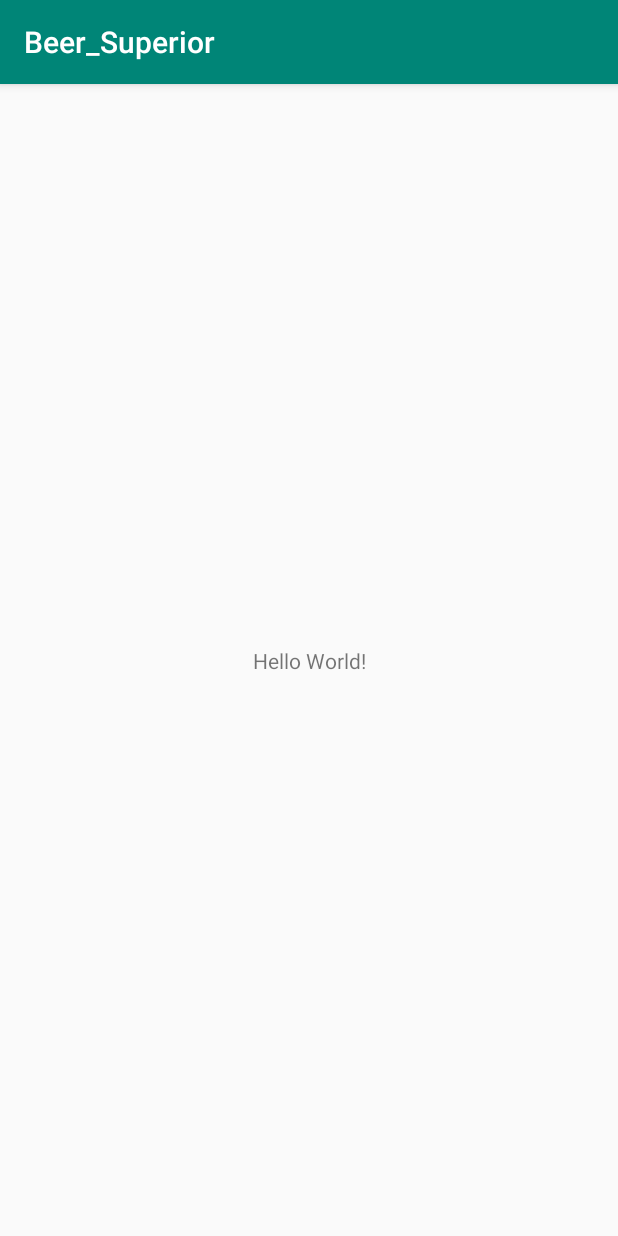
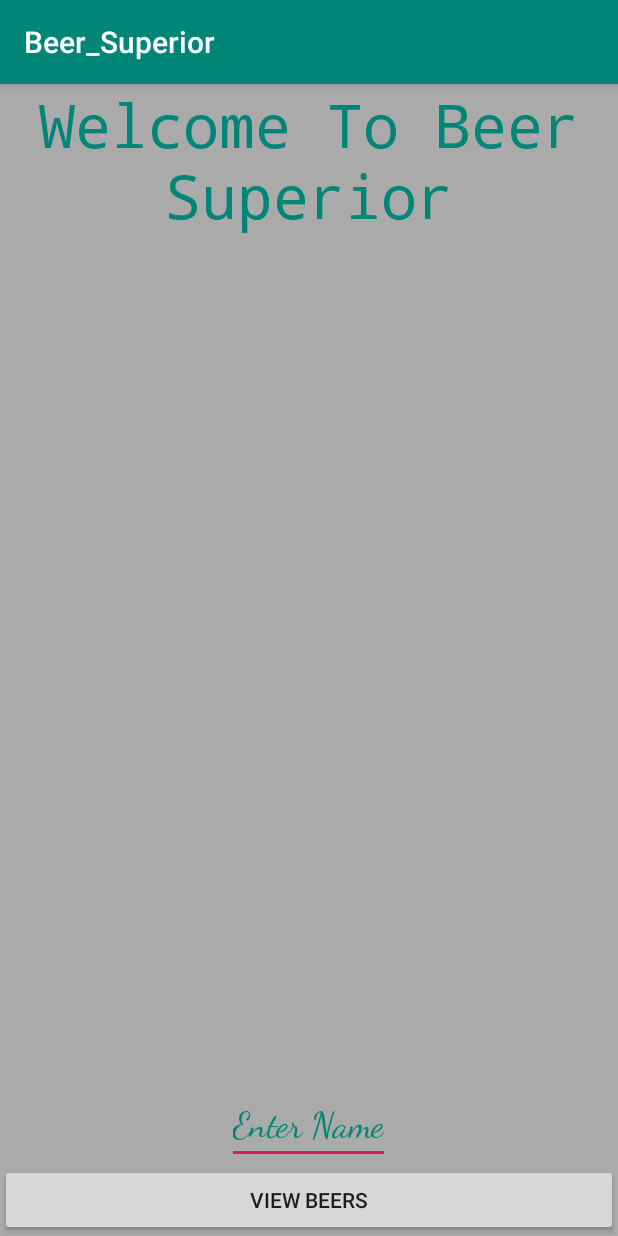
Before and after one commit to DENNINGKEVIN/Beer, an Android app: the screen it shows after launch (MainActivity), on a phone screen of 412 x 824 dp. Run offline under Robolectric (Android 15) with nearby library versions, the phone set to English and light mode, and no system bars; our stand-ins replace ButterKnife.

Commit message:
edit main activity layout

```diff
--- a/app/src/main/res/layout/activity_main.xml
+++ b/app/src/main/res/layout/activity_main.xml
@@ -1,18 +1,54 @@
 <?xml version="1.0" encoding="utf-8"?>
-<androidx.constraintlayout.widget.ConstraintLayout xmlns:android="http://schemas.android.com/apk/res/android"
+
+<RelativeLayout xmlns:android="http://schemas.android.com/apk/res/android"
     xmlns:app="http://schemas.android.com/apk/res-auto"
     xmlns:tools="http://schemas.android.com/tools"
     android:layout_width="match_parent"
     android:layout_height="match_parent"
-    tools:context=".MainActivity">
+    tools:context=".MainActivity"
+    android:background="@android:color/darker_gray"
+    >
+
+    <!--    <ImageView-->
+    <!--        android:layout_width="wrap_content"-->
+    <!--        android:layout_height="match_parent"-->
+    <!--        android:id="@+id/imageView"-->
+    <!--        android:src="@drawable/beer1"-->
+    <!--        android:scaleType="centerCrop" />-->
+
+    <Button
+        android:layout_width="match_parent"
+        android:layout_height="wrap_content"
+        android:id="@+id/viewBeersButton"
+        android:text="View Beers"
+        android:layout_alignParentBottom="true"
+        android:layout_centerHorizontal="true"
+
+        />
+    <EditText
+        android:id="@+id/enterNameEditText"
+        android:layout_width="wrap_content"
+        android:layout_height="wrap_content"
+        android:layout_above="@id/viewBeersButton"
+        android:layout_centerInParent="true"
+        android:hint="Enter Name"
+        android:textColor="@color/colorPrimary"
+        android:textColorHint="@color/colorPrimary"
+        android:textSize="24sp"
+        app:fontFamily="cursive" />
 
     <TextView
+        android:id="@+id/appNameTextView"
         android:layout_width="wrap_content"
         android:layout_height="wrap_content"
-        android:text="Hello World!"
-        app:layout_constraintBottom_toBottomOf="parent"
-        app:layout_constraintLeft_toLeftOf="parent"
-        app:layout_constraintRight_toRightOf="parent"
-        app:layout_constraintTop_toTopOf="parent" />
+        android:layout_alignParentTop="true"
+        android:layout_centerHorizontal="true"
+        android:layout_marginBottom="80dp"
+        android:text="Welcome To Beer Superior"
+        android:textColor="@color/colorPrimary"
+        android:textSize="40sp"
+        android:textAlignment="center"
+        app:fontFamily="monospace" />
 
-</androidx.constraintlayout.widget.ConstraintLayout>
+
+</RelativeLayout>
```
